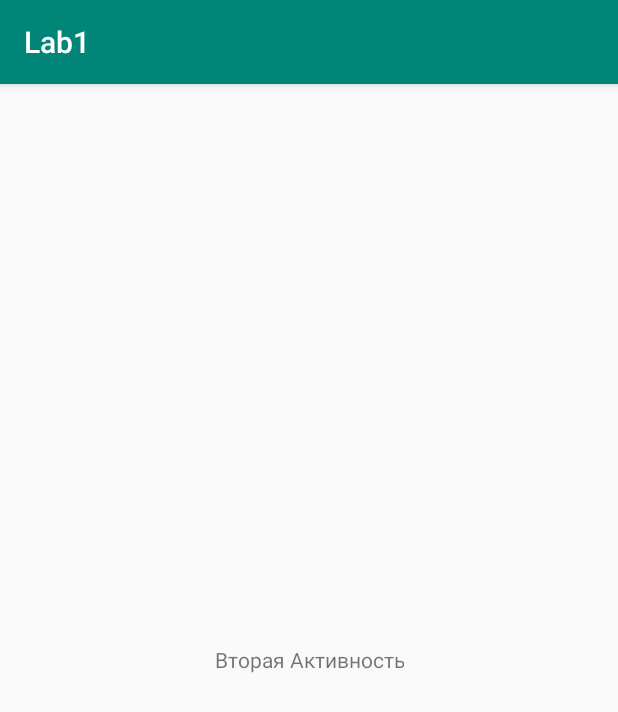
After one commit to AlexSkvor/MobileDevelopmentBFU, an Android app: the SecondActivity screen opened directly, with no data from a screen before it, on a phone screen of 412 x 824 dp. The commit adds this screen. Shown: the top 712 px of the screen. Run offline under Robolectric (Android 15) with nearby library versions, the phone set to English and light mode, and no system bars; our stand-ins replace Timber.

Commit message:
so ru question 1095873

```diff
--- a/lab1/app/src/main/AndroidManifest.xml
+++ b/lab1/app/src/main/AndroidManifest.xml
@@ -17,6 +17,8 @@
                 <category android:name="android.intent.category.LAUNCHER" />
             </intent-filter>
         </activity>
+
+        <activity android:name=".SecondActivity"/>
     </application>
 
 </manifest>
--- /dev/null
+++ b/lab1/app/src/main/java/ru/alexskvortsov/lab1/SecondActivity.kt
@@ -0,0 +1,29 @@
+package ru.alexskvortsov.lab1
+
+import android.content.Context
+import android.content.Intent
+import android.os.Bundle
+
+class SecondActivity : LoggingLifecycleActivity() {
+
+    companion object {
+        fun newIntent(context: Context, boolArray: List<Boolean>, arrayIndex: Int): Intent {
+            val intent = Intent(context, SecondActivity::class.java)
+            intent.putExtra("extraArray", boolArray.toBooleanArray())
+            intent.putExtra("extraSize", arrayIndex)
+            return intent
+        }
+    }
+
+    override fun onCreate(savedInstanceState: Bundle?) {
+        super.onCreate(savedInstanceState)
+        setContentView(R.layout.activity_second)
+
+        val array = intent.extras?.getBooleanArray("extraArray")?.toList()
+        val size = intent.extras?.getInt("extraSize")
+
+        array.alsoPrintDebug("AAAAAAAA")
+        size.alsoPrintDebug("BBBBBBBBB")
+    }
+
+}
--- a/lab1/app/src/main/res/layout/activity_main.xml
+++ b/lab1/app/src/main/res/layout/activity_main.xml
@@ -7,6 +7,7 @@
     tools:context=".MainActivity">
 
     <TextView
+        android:id="@+id/testButton"
         android:layout_width="wrap_content"
         android:layout_height="wrap_content"
         android:text="Hello World!"
--- /dev/null
+++ b/lab1/app/src/main/res/layout/activity_second.xml
@@ -0,0 +1,13 @@
+<?xml version="1.0" encoding="utf-8"?>
+<FrameLayout xmlns:android="http://schemas.android.com/apk/res/android"
+    android:layout_width="match_parent"
+    android:layout_height="match_parent">
+
+    <TextView
+        android:layout_width="wrap_content"
+        android:gravity="center"
+        android:layout_gravity="center"
+        android:text="Вторая Активность"
+        android:layout_height="wrap_content"/>
+
+</FrameLayout>
```
Also changed, not shown: lab1/app/src/main/java/ru/alexskvortsov/lab1/MainActivity.kt (+7 -0 lines).
